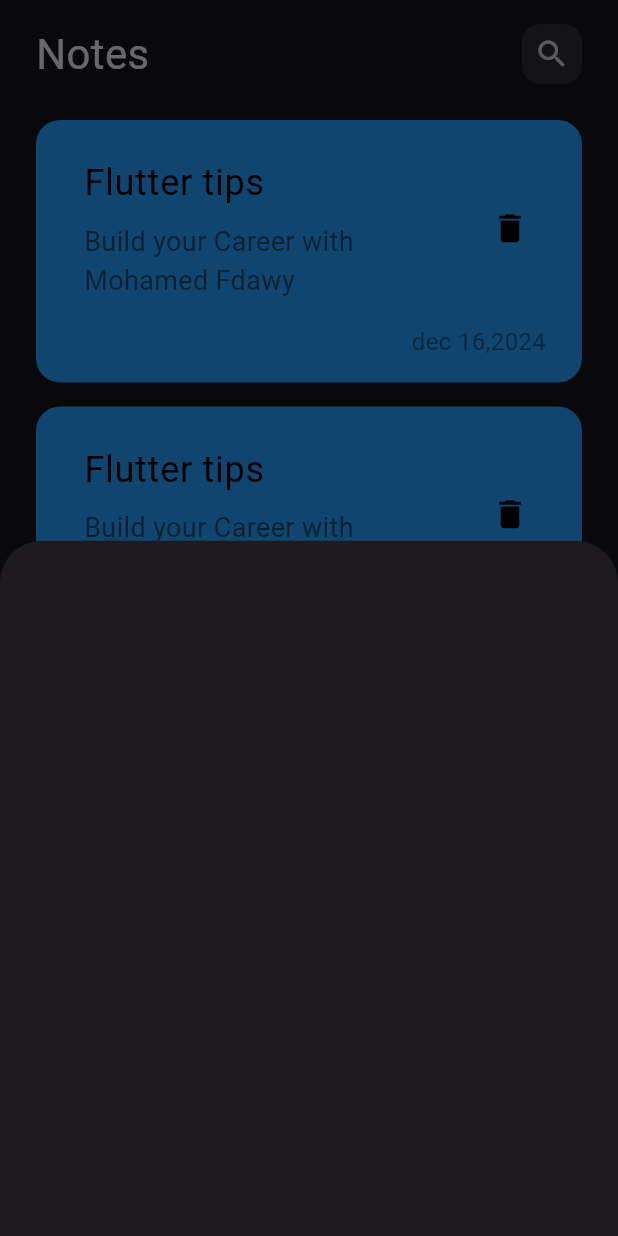
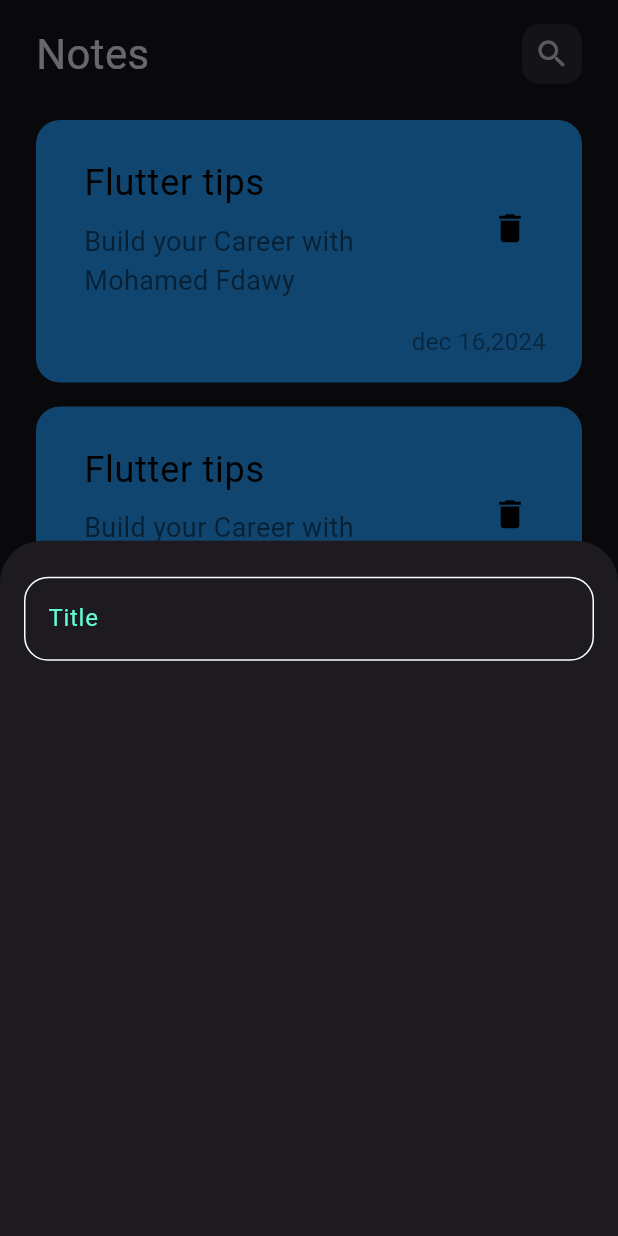
Before and after one commit to MuhamedElfdawy/notes, a Flutter app: the screen it shows after launch, after a tap on the "add" icon, on a phone screen of 412 x 824 dp. Run offline on Flutter 3.47's test engine with Material 3 defaults, Android fonts, the phone set to English and light mode, and no system bars; Roboto replaces fonts that are missing (Poppins).

Commit message:
create custom text field

```diff
--- a/lib/Views/notes_view.dart
+++ b/lib/Views/notes_view.dart
@@ -1,4 +1,5 @@
 import 'package:flutter/material.dart';
+import 'package:notes/Views/widgets/constants.dart';
 import 'package:notes/Views/widgets/custom_add_note.dart';
 import 'package:notes/Views/widgets/notes_view_body.dart';
 
@@ -13,7 +14,7 @@ class NotesView extends StatelessWidget {
         onPressed: () {
           showModalBottomSheet(context: context, builder: (context) =>const CustomAddNoteSheet(),);
         },
-        backgroundColor: Colors.lightBlueAccent,
+        backgroundColor: primaryColor,
         child:  const Icon(Icons.add),
       ),
     );
--- /dev/null
+++ b/lib/Views/widgets/constants.dart
@@ -0,0 +1,3 @@
+import 'package:flutter/material.dart';
+
+const primaryColor = Color(0xff62FCD7);
--- a/lib/Views/widgets/custom_add_note.dart
+++ b/lib/Views/widgets/custom_add_note.dart
@@ -1,10 +1,18 @@
 import 'package:flutter/material.dart';
+import 'package:notes/Views/widgets/custom_text_field.dart';
 
 class CustomAddNoteSheet extends StatelessWidget {
   const CustomAddNoteSheet({super.key});
 
   @override
   Widget build(BuildContext context) {
-    return Container();
+    return const Padding(
+      padding: EdgeInsets.symmetric(vertical: 24,horizontal: 16),
+      child: Column(
+        children: [
+          CustomTextField(),
+        ],
+      ),
+    );
   }
 }
--- /dev/null
+++ b/lib/Views/widgets/custom_text_field.dart
@@ -0,0 +1,30 @@
+import 'package:flutter/material.dart';
+import 'package:notes/Views/widgets/constants.dart';
+
+class CustomTextField extends StatelessWidget {
+  const CustomTextField({super.key});
+
+  @override
+  Widget build(BuildContext context) {
+    return TextField(
+      cursorColor: primaryColor,
+      decoration: InputDecoration(
+        hintText: 'Title',
+        hintStyle: const TextStyle(color: primaryColor),
+        border: buildBorder(),
+        enabledBorder: buildBorder(),
+        focusedBorder: buildBorder(primaryColor)
+
+      ),
+    );
+  }
+}
+
+OutlineInputBorder buildBorder([color]) {
+  return OutlineInputBorder(
+    borderRadius: BorderRadius.circular(16),
+    borderSide:  BorderSide(
+      color:color ?? Colors.white,
+    ),
+  );
+}
```
